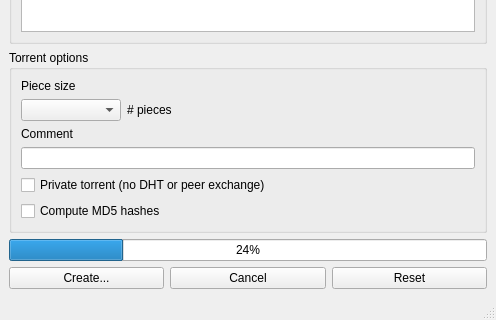
Qt form mainwindow.ui (kz26/dottorrent-gui) before a commit; both pictures show x 0 to 496 and y 423 to 743 of the 496 by 743 pixel window.
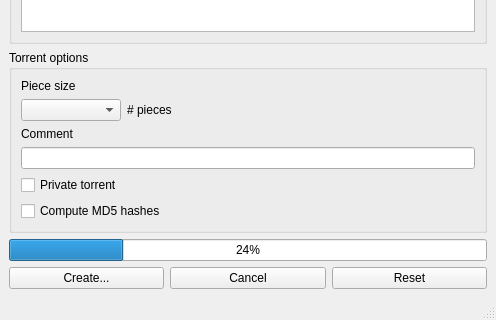
The same form after that commit.

Commit message: Batch mode now working Tweak creator string GUI tweaks

Diff of the .ui file:
```diff
--- a/mainwindow.ui
+++ b/mainwindow.ui
@@ -134,7 +134,7 @@
        <item row="6" column="0" colspan="2">
         <widget class="QCheckBox" name="privateTorrentCheckBox">
          <property name="text">
-          <string>Private torrent (no DHT or peer exchange)</string>
+          <string>Private torrent</string>
          </property>
         </widget>
        </item>
```
Left out of the diff: 6 changed lines with no effect on the pictures. The commit also changes 2 other files.
